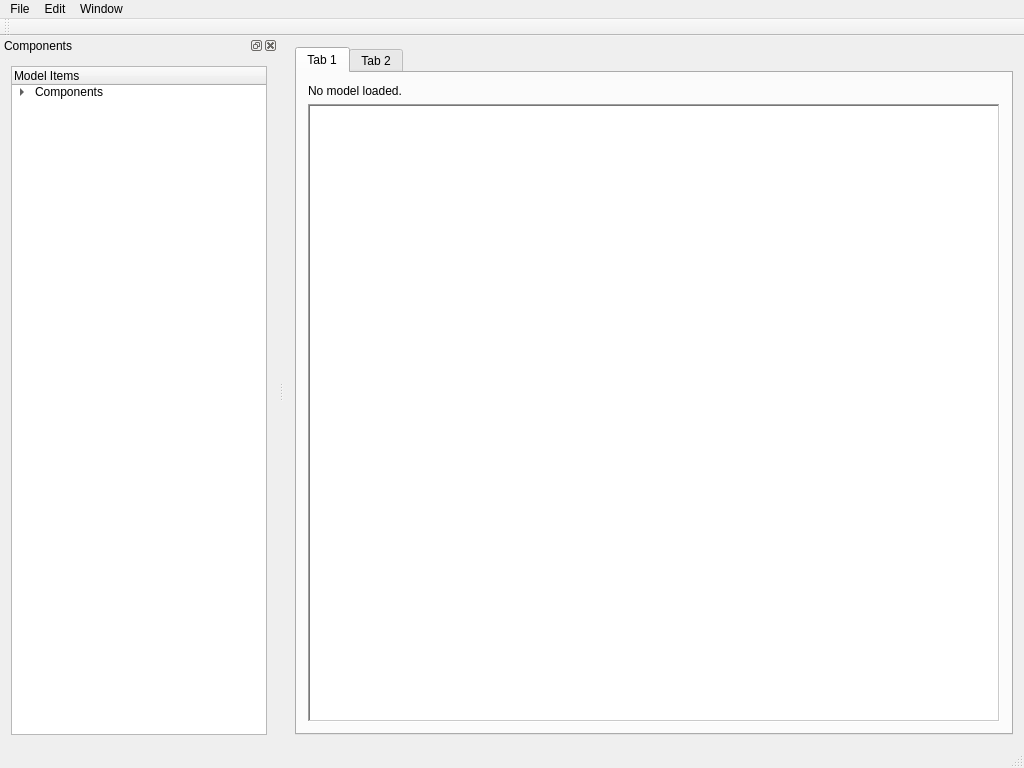
Above: app/mainwindow.ui from obrienadam/ProcessModelling before the change. Below: the same form after it.
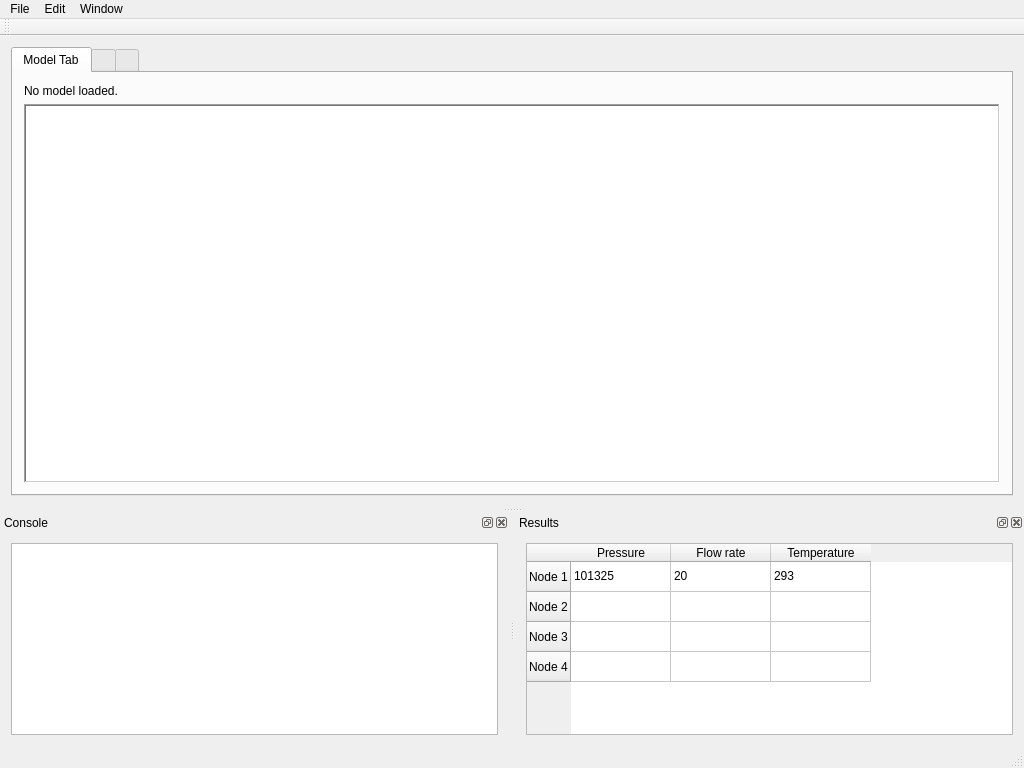
That is the form after the change.

Commit message: Consolidated most classes into a single base class.

```diff
--- a/app/mainwindow.ui
+++ b/app/mainwindow.ui
@@ -14,8 +14,8 @@
    <string>MainWindow</string>
   </property>
   <widget class="QWidget" name="centralWidget">
-   <layout class="QGridLayout" name="gridLayout_2">
-    <item row="0" column="0">
+   <layout class="QHBoxLayout" name="horizontalLayout_2">
+    <item>
      <layout class="QHBoxLayout" name="horizontalLayout">
       <item>
        <widget class="QTabWidget" name="tabWidget">
@@ -24,7 +24,7 @@
         </property>
         <widget class="QWidget" name="tab">
          <attribute name="title">
-          <string>Tab 1</string>
+          <string>Model Tab</string>
          </attribute>
          <layout class="QGridLayout" name="gridLayout">
           <item row="1" column="0">
@@ -49,7 +49,12 @@
         </widget>
         <widget class="QWidget" name="tab_2">
          <attribute name="title">
-          <string>Tab 2</string>
+          <string/>
+         </attribute>
+        </widget>
+        <widget class="QWidget" name="tabWidgetPage3">
+         <attribute name="title">
+          <string/>
          </attribute>
         </widget>
        </widget>
@@ -109,48 +114,81 @@
     <set>Qt::LeftDockWidgetArea</set>
    </property>
    <property name="windowTitle">
-    <string>Components</string>
+    <string>Console</string>
    </property>
    <attribute name="dockWidgetArea">
-    <number>1</number>
+    <number>8</number>
    </attribute>
-   <widget class="QWidget" name="dockWidgetContents_8">
-    <layout class="QHBoxLayout" name="horizontalLayout_3">
+   <widget class="QWidget" name="dockWidgetContents">
+    <layout class="QVBoxLayout" name="verticalLayout_3">
      <item>
-      <layout class="QHBoxLayout" name="horizontalLayout_2">
-       <item>
-        <widget class="QTreeWidget" name="treeWidget">
-         <column>
-          <property name="text">
-           <string>Model Items</string>
-          </property>
-         </column>
-         <item>
-          <property name="text">
-           <string>Components</string>
-          </property>
-          <item>
-           <property name="text">
-            <string>Fan</string>
-           </property>
-           <property name="flags">
-            <set>ItemIsSelectable|ItemIsDragEnabled|ItemIsDropEnabled|ItemIsEnabled</set>
-           </property>
-          </item>
-          <item>
-           <property name="text">
-            <string>Diffuser</string>
-           </property>
-          </item>
-          <item>
-           <property name="text">
-            <string>Nozzle</string>
-           </property>
-          </item>
-         </item>
-        </widget>
+      <widget class="QTextBrowser" name="console"/>
+     </item>
+    </layout>
+   </widget>
+  </widget>
+  <widget class="QDockWidget" name="resultsTableDockWidget">
+   <property name="windowTitle">
+    <string>Results</string>
+   </property>
+   <attribute name="dockWidgetArea">
+    <number>8</number>
+   </attribute>
+   <widget class="QWidget" name="dockWidgetContents_2">
+    <layout class="QVBoxLayout" name="verticalLayout_2">
+     <item>
+      <widget class="QTableWidget" name="resultsTable">
+       <row>
+        <property name="text">
+         <string>Node 1</string>
+        </property>
+       </row>
+       <row>
+        <property name="text">
+         <string>Node 2</string>
+        </property>
+       </row>
+       <row>
+        <property name="text">
+         <string>Node 3</string>
+        </property>
+       </row>
+       <row>
+        <property name="text">
+         <string>Node 4</string>
+        </property>
+       </row>
+       <column>
+        <property name="text">
+         <string>Pressure</string>
+        </property>
+       </column>
+       <column>
+        <property name="text">
+         <string>Flow rate</string>
+        </property>
+       </column>
+       <column>
+        <property name="text">
+         <string>Temperature</string>
+        </property>
+       </column>
+       <item row="0" column="0">
+        <property name="text">
+         <string>101325</string>
+        </property>
        </item>
-      </layout>
+       <item row="0" column="1">
+        <property name="text">
+         <string>20</string>
+        </property>
+       </item>
+       <item row="0" column="2">
+        <property name="text">
+         <string>293</string>
+        </property>
+       </item>
+      </widget>
      </item>
     </layout>
    </widget>
```
Left out of the diff: 39 changed lines with no effect on the pictures. The commit also changes 28 other files.
